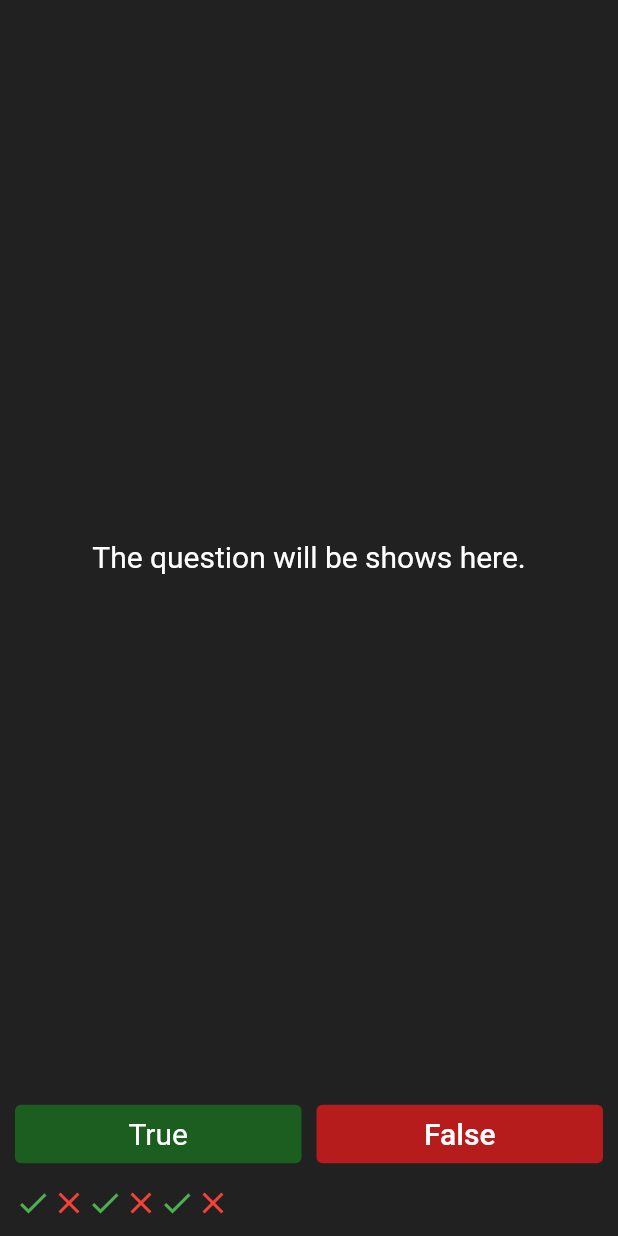
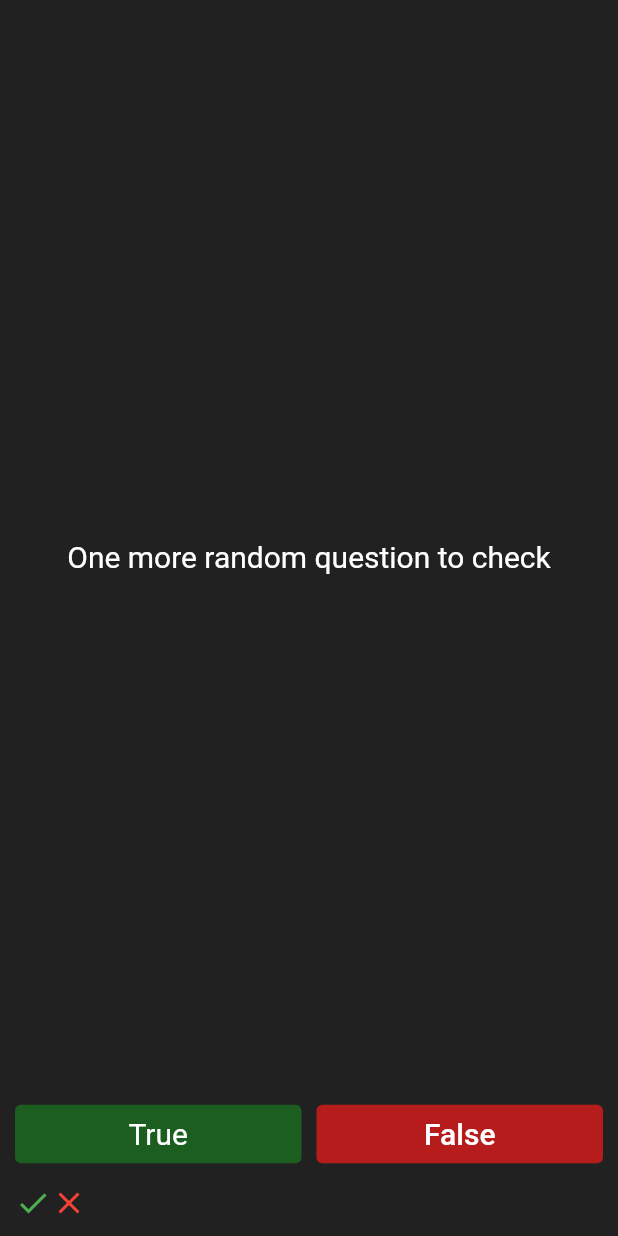
Before and after one commit to rooptestdev/quizzler_flutter, a Flutter app: the screen it shows after launch, after a tap on "True", after a tap on "False", on a phone screen of 412 x 824 dp. Run offline on Flutter 3.47's test engine with Material 2 defaults, Android fonts, the phone set to English and light mode, and no system bars.

Commit message:
Adding List

```diff
--- a/lib/main.dart
+++ b/lib/main.dart
@@ -32,24 +32,14 @@ class QuizPage extends StatefulWidget {
 }
 
 class _QuizPageState extends State<QuizPage> {
-  List<Icon> scoreKeeper = [
-    Icon(
-      Icons.check,
-      color: Colors.green,
-    ),
-    Icon(
-      Icons.close,
-      color: Colors.red,
-    ),
-    Icon(
-      Icons.check,
-      color: Colors.green,
-    ),
-    Icon(
-      Icons.close,
-      color: Colors.red,
-    ),
+  List<Icon> scoreKeeper = [];
+  List<String> questions = [
+    'Some random questions to check',
+    'Another random question to check',
+    'One more random question to check',
   ];
+  int questionNumber = 0;
+  List<bool> answers = [false, true, true];
 
   @override
   Widget build(BuildContext context) {
@@ -57,12 +47,12 @@ class _QuizPageState extends State<QuizPage> {
       mainAxisAlignment: MainAxisAlignment.spaceBetween,
       crossAxisAlignment: CrossAxisAlignment.stretch,
       children: [
-        const Expanded(
+        Expanded(
           child: Padding(
             padding: EdgeInsets.all(15.0),
             child: Center(
               child: Text(
-                'The question will be shows here.',
+                questions[questionNumber],
                 textAlign: TextAlign.center,
                 style: TextStyle(
                   fontSize: 20.0,
@@ -83,6 +73,12 @@ class _QuizPageState extends State<QuizPage> {
                     )),
                 onPressed: () {
                   print('true');
+                  bool correctAnswer = answers[questionNumber];
+                  if (correctAnswer == true) {
+                    print('User right');
+                  } else {
+                    print('User wrong');
+                  }
                   setState(() {
                     scoreKeeper.add(
                       Icon(
@@ -90,6 +86,7 @@ class _QuizPageState extends State<QuizPage> {
                         color: Colors.green,
                       ),
                     );
+                    questionNumber++;
                   });
                 },
                 child: const Text(
@@ -111,6 +108,12 @@ class _QuizPageState extends State<QuizPage> {
                 ),
                 onPressed: () {
                   print('false');
+                  bool correctAnswer = answers[questionNumber];
+                  if (correctAnswer == false) {
+                    print('User right');
+                  } else {
+                    print('User wrong');
+                  }
                   setState(() {
                     scoreKeeper.add(
                       Icon(
@@ -118,6 +121,7 @@ class _QuizPageState extends State<QuizPage> {
                         color: Colors.red,
                       ),
                     );
+                    questionNumber++;
                   });
                 },
                 child: const Text(
```
